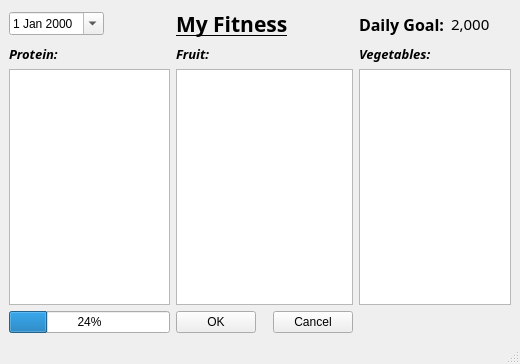
First picture: the form in ui/main_ui.ui, repository rodar024/My_Fitness_APP, before the edit.
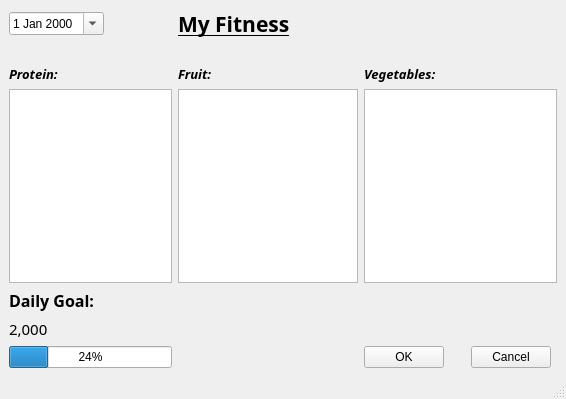
Second picture: the form after the edit.

Commit message: updated the food_list file by creating a json file. Allowing the user to edit the list by having access to its own document. Corrected the positioning of Qt design.

Patch:
```diff
--- a/ui/main_ui.ui
+++ b/ui/main_ui.ui
@@ -6,8 +6,8 @@
    <rect>
     <x>0</x>
     <y>0</y>
-    <width>520</width>
-    <height>364</height>
+    <width>566</width>
+    <height>399</height>
    </rect>
   </property>
   <property name="windowTitle">
@@ -15,18 +15,75 @@
   </property>
   <widget class="QWidget" name="centralwidget">
    <layout class="QGridLayout" name="gridLayout">
-    <item row="0" column="2">
-     <widget class="QLabel" name="label_title">
+    <item row="3" column="2" colspan="2">
+     <widget class="QListWidget" name="listWidget_fruit">
+      <property name="sizePolicy">
+       <sizepolicy hsizetype="Expanding" vsizetype="Expanding">
+        <horstretch>0</horstretch>
+        <verstretch>0</verstretch>
+       </sizepolicy>
+      </property>
+     </widget>
+    </item>
+    <item row="6" column="4">
+     <layout class="QHBoxLayout" name="horizontalLayout_3">
+      <item>
+       <widget class="QPushButton" name="pushButton_ok">
+        <property name="text">
+         <string>OK</string>
+        </property>
+       </widget>
+      </item>
+      <item>
+       <spacer name="horizontalSpacer">
+        <property name="orientation">
+         <enum>Qt::Orientation::Horizontal</enum>
+        </property>
+        <property name="sizeHint" stdset="0">
+         <size>
+          <width>40</width>
+          <height>20</height>
+         </size>
+        </property>
+       </spacer>
+      </item>
+      <item>
+       <widget class="QPushButton" name="pushButton_cancel">
+        <property name="text">
+         <string>Cancel</string>
+        </property>
+       </widget>
+      </item>
+     </layout>
+    </item>
+    <item row="1" column="1">
+     <spacer name="verticalSpacer">
+      <property name="orientation">
+       <enum>Qt::Orientation::Vertical</enum>
+      </property>
+      <property name="sizeType">
+       <enum>QSizePolicy::Policy::Maximum</enum>
+      </property>
+      <property name="sizeHint" stdset="0">
+       <size>
+        <width>20</width>
+        <height>20</height>
+       </size>
+      </property>
+     </spacer>
+    </item>
+    <item row="2" column="4">
+     <widget class="QLabel" name="label_Vegetables">
       <property name="font">
        <font>
         <family>Trebuchet MS</family>
-        <pointsize>16</pointsize>
+        <pointsize>10</pointsize>
+        <italic>true</italic>
         <bold>true</bold>
-        <underline>true</underline>
        </font>
       </property>
       <property name="text">
-       <string>My Fitness</string>
+       <string>Vegetables:</string>
       </property>
      </widget>
     </item>
@@ -37,40 +94,8 @@
       </property>
      </widget>
     </item>
-    <item row="3" column="4" colspan="2">
-     <widget class="QListView" name="listView_vegetables"/>
-    </item>
-    <item row="0" column="4">
-     <widget class="QLabel" name="label_daily_goal_title">
-      <property name="font">
-       <font>
-        <family>Trebuchet MS</family>
-        <pointsize>12</pointsize>
-        <bold>true</bold>
-       </font>
-      </property>
-      <property name="text">
-       <string>Daily Goal:</string>
-      </property>
-     </widget>
-    </item>
-    <item row="2" column="2">
-     <widget class="QLabel" name="label_fruit">
-      <property name="font">
-       <font>
-        <family>Trebuchet MS</family>
-        <pointsize>10</pointsize>
-        <italic>true</italic>
-        <bold>true</bold>
-       </font>
-      </property>
-      <property name="text">
-       <string>Fruit:</string>
-      </property>
-     </widget>
-    </item>
     <item row="3" column="0" colspan="2">
-     <widget class="QListView" name="listView_protein"/>
+     <widget class="QListWidget" name="listWidget_protein"/>
     </item>
     <item row="2" column="0">
      <widget class="QLabel" name="label_Protein">
@@ -87,7 +112,22 @@
       </property>
      </widget>
     </item>
-    <item row="0" column="5">
+    <item row="2" column="2">
+     <widget class="QLabel" name="label_fruit">
+      <property name="font">
+       <font>
+        <family>Trebuchet MS</family>
+        <pointsize>10</pointsize>
+        <italic>true</italic>
+        <bold>true</bold>
+       </font>
+      </property>
+      <property name="text">
+       <string>Fruit:</string>
+      </property>
+     </widget>
+    </item>
+    <item row="5" column="0">
      <widget class="QLabel" name="label_num_cal">
       <property name="font">
        <font>
@@ -100,73 +140,49 @@
       </property>
      </widget>
     </item>
-    <item row="4" column="0" colspan="2">
+    <item row="6" column="0" colspan="2">
      <widget class="QProgressBar" name="progressBar">
       <property name="value">
        <number>24</number>
       </property>
      </widget>
     </item>
-    <item row="2" column="4">
-     <widget class="QLabel" name="label_Vegetables">
+    <item row="3" column="4" colspan="2">
+     <widget class="QListWidget" name="listWidget_vegetables"/>
+    </item>
+    <item row="4" column="0">
+     <widget class="QLabel" name="label_daily_goal_title">
       <property name="font">
        <font>
         <family>Trebuchet MS</family>
-        <pointsize>10</pointsize>
-        <italic>true</italic>
+        <pointsize>12</pointsize>
         <bold>true</bold>
        </font>
       </property>
       <property name="text">
-       <string>Vegetables:</string>
+       <string>Daily Goal:</string>
       </property>
      </widget>
     </item>
-    <item row="4" column="2" colspan="2">
-     <layout class="QHBoxLayout" name="horizontalLayout_3">
-      <item>
-       <widget class="QPushButton" name="pushButton_ok">
-        <property name="text">
-         <string>OK</string>
-        </property>
-       </widget>
-      </item>
-      <item>
-       <spacer name="horizontalSpacer">
-        <property name="orientation">
-         <enum>Qt::Orientation::Horizontal</enum>
-        </property>
-        <property name="sizeHint" stdset="0">
-         <size>
-          <width>40</width>
-          <height>20</height>
-         </size>
-        </property>
-       </spacer>
-      </item>
-      <item>
-       <widget class="QPushButton" name="pushButton_cancel">
+    <item row="0" column="2">
+     <widget class="QLabel" name="label_app_title">
+      <property name="font">
+       <font>
+        <family>Trebuchet MS</family>
+        <pointsize>16</pointsize>
+        <bold>true</bold>
+        <underline>true</underline>
+       </font>
+      </property>
         <property name="text">
-         <string>Cancel</string>
+       <string>My Fitness</string>
         </property>
        </widget>
       </item>
      </layout>
-    </item>
-    <item row="3" column="2" colspan="2">
-     <widget class="QListView" name="listView_fruit">
-      <property name="sizePolicy">
-       <sizepolicy hsizetype="Expanding" vsizetype="Expanding">
-        <horstretch>0</horstretch>
-        <verstretch>0</verstretch>
-       </sizepolicy>
-      </property>
-     </widget>
-    </item>
-   </layout>
-   <zorder>listView_protein</zorder>
-   <zorder>listView_fruit</zorder>
-   <zorder>listView_vegetables</zorder>
+   <zorder>listWidget_protein</zorder>
+   <zorder>listWidget_fruit</zorder>
+   <zorder>listWidget_vegetables</zorder>
    <zorder>progressBar</zorder>
    <zorder>label_fruit</zorder>
    <zorder>label_Vegetables</zorder>
```
Left out of the diff: 10 changed lines with no effect on the pictures. Lines whose indentation alone changed are shown as unchanged. The commit also changes 4 other files.
